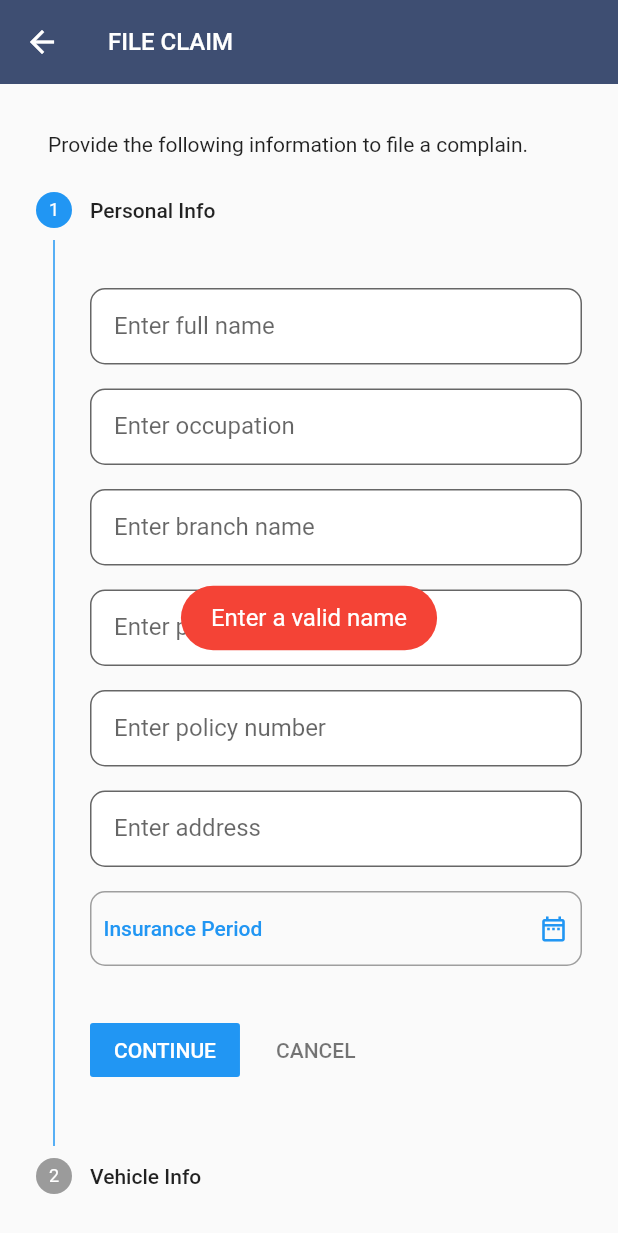
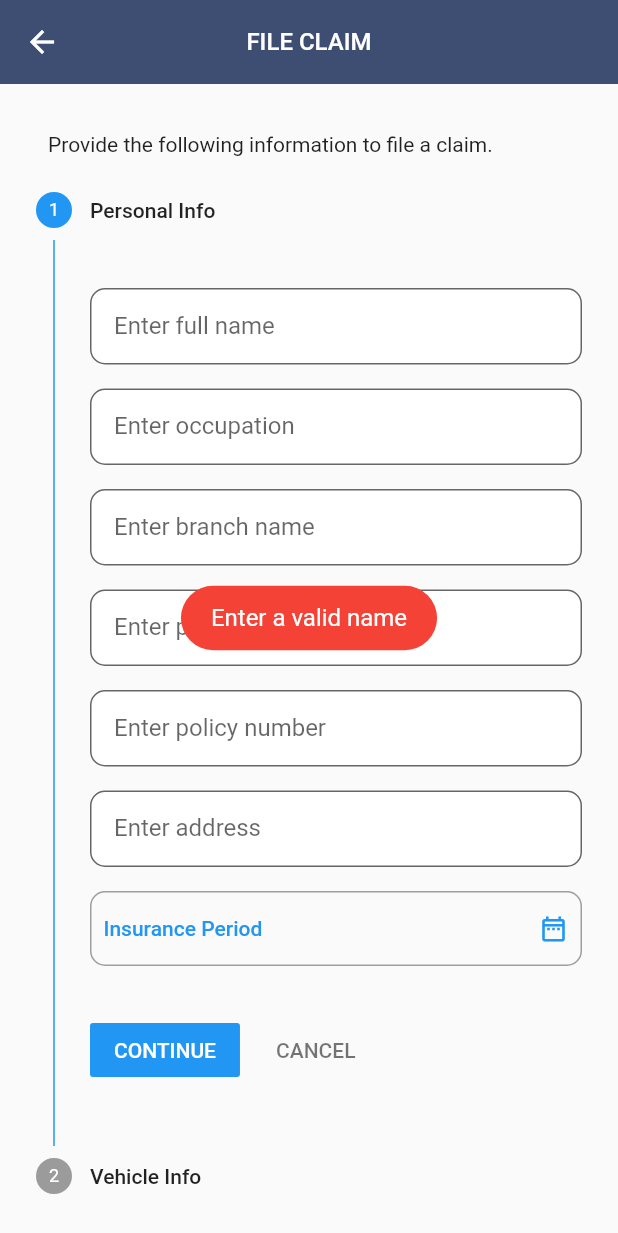
Before and after one commit to bright2kwame/providence_app, a Flutter app: the FileClaimScreen screen opened directly, after a tap on "CONTINUE", on a phone screen of 412 x 824 dp. Shown: the top 1233 px of the screen. Run offline on Flutter 3.47's test engine with Material 2 defaults, Android fonts, the phone set to English and light mode, and no system bars; our stand-ins replace carousel_slider, fluttertoast, sqflite; accounts and stored records are empty.

```diff
--- a/lib/policy/add_policy_screen.dart
+++ b/lib/policy/add_policy_screen.dart
@@ -18,6 +18,7 @@ class _AddPolicyScreenState extends State<AddPolicyScreen> {
   Widget build(BuildContext context) {
     return Scaffold(
       appBar: AppBar(
+        centerTitle: true,
         title: Text(
           "NEW POLICY",
           style: WidgetHelper.textStyle16AcensWhite,
--- a/lib/policy/file_claim_screen.dart
+++ b/lib/policy/file_claim_screen.dart
@@ -16,6 +16,7 @@ class _FileClaimScreenState extends State<FileClaimScreen> {
   Widget build(BuildContext context) {
     return Scaffold(
       appBar: AppBar(
+        centerTitle: true,
         title: Text(
           "FILE CLAIM",
           style: WidgetHelper.textStyle16AcensWhite,
@@ -42,8 +43,14 @@ class _FileClaimScreenState extends State<FileClaimScreen> {
   static final String _defInsurancePeriodDisplay = "Insurance Period";
   String _selectedInsuranceDatePeriod = _defInsurancePeriodDisplay;
 
-  /*driver section*/
-  static TextEditingController _yearsOfContinousDrivingController =
+  /*vehicle section*/
+  static TextEditingController _vehicleNumberController =
+      new TextEditingController();
+  static TextEditingController _yearOfMakeController =
+      new TextEditingController();
+  static TextEditingController _nameOfOwnerController =
+      new TextEditingController();
+  static TextEditingController _addressOfOwnerController =
       new TextEditingController();
 
   static int _currentStep = 0;
@@ -270,99 +277,6 @@ class _FileClaimScreenState extends State<FileClaimScreen> {
     ));
   }
 
-  //MARK: driver ui section
-  Widget _driverUi() {
-    return Container(
-        child: new ListView(
-      shrinkWrap: true,
-      reverse: false,
-      children: <Widget>[
-        new Column(
-          mainAxisAlignment: MainAxisAlignment.start,
-          crossAxisAlignment: CrossAxisAlignment.start,
-          children: <Widget>[
-            new Stack(
-              children: <Widget>[
-                new Form(
-                  child: new Column(
-                    mainAxisSize: MainAxisSize.min,
-                    mainAxisAlignment: MainAxisAlignment.start,
-                    children: <Widget>[
-                      Padding(
-                        padding: EdgeInsets.only(bottom: 16),
-                        child: Container(
-                          decoration: BoxDecoration(
-                              borderRadius:
-                                  BorderRadius.all(Radius.circular(10)),
-                              border:
-                                  Border.all(width: 1.0, color: Colors.grey)),
-                          child: TextButton(
-                              onPressed: () {
-                                this._selectDate(true, false);
-                              },
-                              child: Row(
-                                children: [
-                                  Text(
-                                    this._selectedLicenseDateDisplay,
-                                    textAlign: TextAlign.left,
-                                  ),
-                                  Expanded(child: Container()),
-                                  Icon(
-                                    Icons.date_range_outlined,
-                                    size: 20,
-                                  ),
-                                ],
-                              )),
-                        ),
-                      ),
-                      Padding(
-                        padding: EdgeInsets.only(top: 16),
-                        child: Container(
-                          decoration: BoxDecoration(
-                              borderRadius:
-                                  BorderRadius.all(Radius.circular(10)),
-                              border:
-                                  Border.all(width: 1.0, color: Colors.grey)),
-                          child: TextButton(
-                              onPressed: () {
-                                this._selectDate(false, true);
-                              },
-                              child: Row(
-                                children: [
-                                  Text(
-                                    _selectedDateOfBirthDisplay,
-                                    textAlign: TextAlign.left,
-                                  ),
-                                  Expanded(child: Container()),
-                                  Icon(
-                                    Icons.date_range_outlined,
-                                    size: 20,
-                                  ),
-                                ],
-                              )),
-                        ),
-                      ),
-                      new Padding(
-                          padding:
-                              EdgeInsets.only(left: 0.0, right: 0.0, top: 32.0),
-                          child: new TextFormField(
-                            autofocus: false,
-                            keyboardType: TextInputType.number,
-                            controller: _yearsOfContinousDrivingController,
-                            decoration: AppInputDecorator.boxDecorate(
-                                "Years of driving"),
-                          )),
-                    ],
-                  ),
-                ),
-              ],
-            ),
-          ],
-        )
-      ],
-    ));
-  }
-
   //MARK: insurance ui section
   Widget _insuranceUi() {
     return Container(
@@ -424,19 +338,56 @@ class _FileClaimScreenState extends State<FileClaimScreen> {
         new Padding(
           padding: EdgeInsets.only(left: 0.0, right: 0.0, top: 16),
           child: new TextFormField(
-            controller: _numberOfSeatsController,
+            controller: _vehicleNumberController,
             autofocus: false,
-            decoration: AppInputDecorator.boxDecorate("Enter Number of Seats"),
-            keyboardType: TextInputType.emailAddress,
+            decoration: AppInputDecorator.boxDecorate("Enter Vehicle number"),
+            keyboardType: TextInputType.text,
           ),
         ),
         new Padding(
           padding: EdgeInsets.only(left: 0.0, right: 0.0, top: 16),
           child: new TextFormField(
-            controller: _cubicCapacityController,
+            controller: _yearOfMakeController,
             autofocus: false,
-            decoration: AppInputDecorator.boxDecorate("Enter Cubic Capacity"),
-            keyboardType: TextInputType.emailAddress,
+            decoration: AppInputDecorator.boxDecorate("Enter Year of make"),
+            keyboardType: TextInputType.number,
+          ),
+        ),
+        new Padding(
+          padding: EdgeInsets.only(left: 0.0, right: 0.0, top: 16),
+          child: new TextFormField(
+            controller: _nameOfOwnerController,
+            autofocus: false,
+            decoration: AppInputDecorator.boxDecorate("Enter name of owner"),
+            keyboardType: TextInputType.text,
+          ),
+        ),
+        new Padding(
+          padding: EdgeInsets.only(left: 0.0, right: 0.0, top: 16),
+          child: new TextFormField(
+            controller: _addressOfOwnerController,
+            autofocus: false,
+            decoration: AppInputDecorator.boxDecorate("Enter address of owner"),
+            keyboardType: TextInputType.text,
+          ),
+        ),
+        new Padding(
+          padding: EdgeInsets.only(left: 0.0, right: 0.0, top: 16),
+          child: new TextFormField(
+            controller: _addressOfOwnerController,
+            autofocus: false,
+            decoration: AppInputDecorator.boxDecorate("Enter purpose of use"),
+            keyboardType: TextInputType.text,
+          ),
+        ),
+        new Padding(
+          padding: EdgeInsets.only(left: 0.0, right: 0.0, top: 16),
+          child: new TextFormField(
+            controller: _addressOfOwnerController,
+            autofocus: false,
+            decoration:
+                AppInputDecorator.boxDecorate("Enter number of trailers"),
+            keyboardType: TextInputType.text,
           ),
         ),
       ],
@@ -477,8 +428,7 @@ class _FileClaimScreenState extends State<FileClaimScreen> {
           children: <Widget>[
             Padding(
               padding: EdgeInsets.only(left: 32, right: 32, top: 32),
-              child:
-                  Text("Provide the following information to file a complain."),
+              child: Text("Provide the following information to file a claim."),
             ),
             new Stepper(
               steps: steps,
@@ -491,30 +441,47 @@ class _FileClaimScreenState extends State<FileClaimScreen> {
                     var name = _fullNameController.value.text.toString().trim();
                     var number =
                         _phoneNumberController.value.text.toString().trim();
-                    var email = _addressController.value.text.toString().trim();
+                    var address =
+                        _addressController.value.text.toString().trim();
+                    var occupation =
+                        _occupationController.value.text.toString().trim();
+                    var branch = _branchController.value.text.toString().trim();
                     if (!Validator().isValidName(name)) {
                       this._showMessage("Enter a valid name");
+                    } else if (!Validator().isValidInput(occupation)) {
+                      this._showMessage("Enter occupation");
+                    } else if (!Validator().isValidInput(branch)) {
+                      this._showMessage("Enter branch");
                     } else if (!Validator().isValidPhoneNumber(number)) {
                       this._showMessage("Enter a valid number");
-                    } else if (!Validator().isValidEmail(email)) {
-                      this._showMessage("Enter a valid email address");
+                    } else if (!Validator().isValidInput(address)) {
+                      this._showMessage("Enter a valid address");
+                    } else if (_selectedInsuranceDatePeriod ==
+                        _defInsurancePeriodDisplay) {
+                      this._showMessage("Select Insurance date period");
                     } else {
                       //MARK: continue to next
                       this.increaseStepper();
                     }
                   } else if (_currentStep == 1) {
-                    var yearsOfDriving = _yearsOfContinousDrivingController
-                        .value.text
-                        .toString()
-                        .trim();
-                    if (!Validator()
-                        .isValidInput(_selectedDateOfBirthDisplay)) {
-                      this._showMessage("Select license issued date");
-                    } else if (!Validator()
-                        .isValidInput(_selectedDateOfBirthDisplay)) {
-                      this._showMessage("Select date oof birth");
-                    } else if (!Validator().isValidInput(yearsOfDriving)) {
-                      this._showMessage("Enter years of driving");
+                    var vehicleNumber =
+                        _vehicleNumberController.value.text.toString().trim();
+                    var vehicleMake =
+                        _yearOfMakeController.value.text.toString().trim();
+                    var nameOfOwner =
+                        _nameOfOwnerController.value.text.toString().trim();
+                    var ownerAddress =
+                        _addressOfOwnerController.value.text.toString().trim();
+                    if (_vehicleMake == _defVehicleMake) {
+                      this._showMessage("Select vehiicle make");
+                    } else if (!Validator().isValidInput(vehicleNumber)) {
+                      this._showMessage("Enter vehicle number");
+                    } else if (!Validator().isValidInput(vehicleMake)) {
+                      this._showMessage("Enter vehicle year of make");
+                    } else if (!Validator().isValidInput(nameOfOwner)) {
+                      this._showMessage("Enter owner's name");
+                    } else if (!Validator().isValidInput(ownerAddress)) {
+                      this._showMessage("Enter owner's address");
                     } else {
                       //MARK: continue to next
                       this.increaseStepper();
```
Also changed, not shown: 7 other files.
